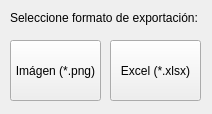
Above: ppcc/exportdiagramdialog.ui from ErnestoVivas/Multiconsult-ppcc before the change. Below: the same form after it.
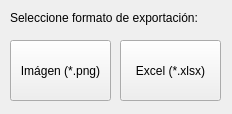
That is the form after the change. Icons and pictures are not drawn.

Diff of the .ui file:
```diff
--- a/ppcc/exportdiagramdialog.ui
+++ b/ppcc/exportdiagramdialog.ui
@@ -6,7 +6,7 @@
    <rect>
     <x>0</x>
     <y>0</y>
-    <width>212</width>
+    <width>232</width>
     <height>114</height>
    </rect>
   </property>
@@ -18,13 +18,13 @@
   </property>
   <property name="minimumSize">
    <size>
-    <width>212</width>
+    <width>232</width>
     <height>114</height>
    </size>
   </property>
   <property name="maximumSize">
    <size>
-    <width>212</width>
+    <width>232</width>
     <height>114</height>
    </size>
   </property>
@@ -47,9 +47,9 @@
   <widget class="QToolButton" name="buttonExcel">
    <property name="geometry">
     <rect>
-     <x>110</x>
+     <x>120</x>
      <y>40</y>
-     <width>91</width>
+     <width>101</width>
      <height>61</height>
     </rect>
    </property>
@@ -75,7 +75,7 @@
     <rect>
      <x>10</x>
      <y>40</y>
-     <width>91</width>
+     <width>101</width>
      <height>61</height>
     </rect>
    </property>
```
